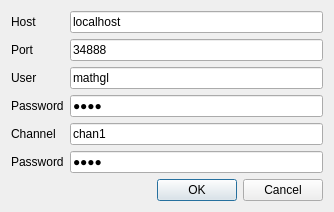
mathgl67/tarot, file ui/new_connection.ui: the form before one commit.
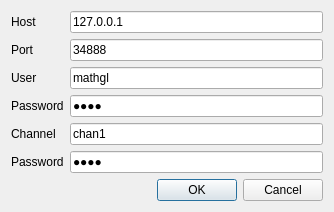
The form after the commit.

```diff
--- a/ui/new_connection.ui
+++ b/ui/new_connection.ui
@@ -21,7 +21,7 @@
        <item row="0" column="1">
         <widget class="QLineEdit" name="lineEditHost">
          <property name="text">
-          <string>localhost</string>
+          <string>127.0.0.1</string>
          </property>
         </widget>
        </item>
```
